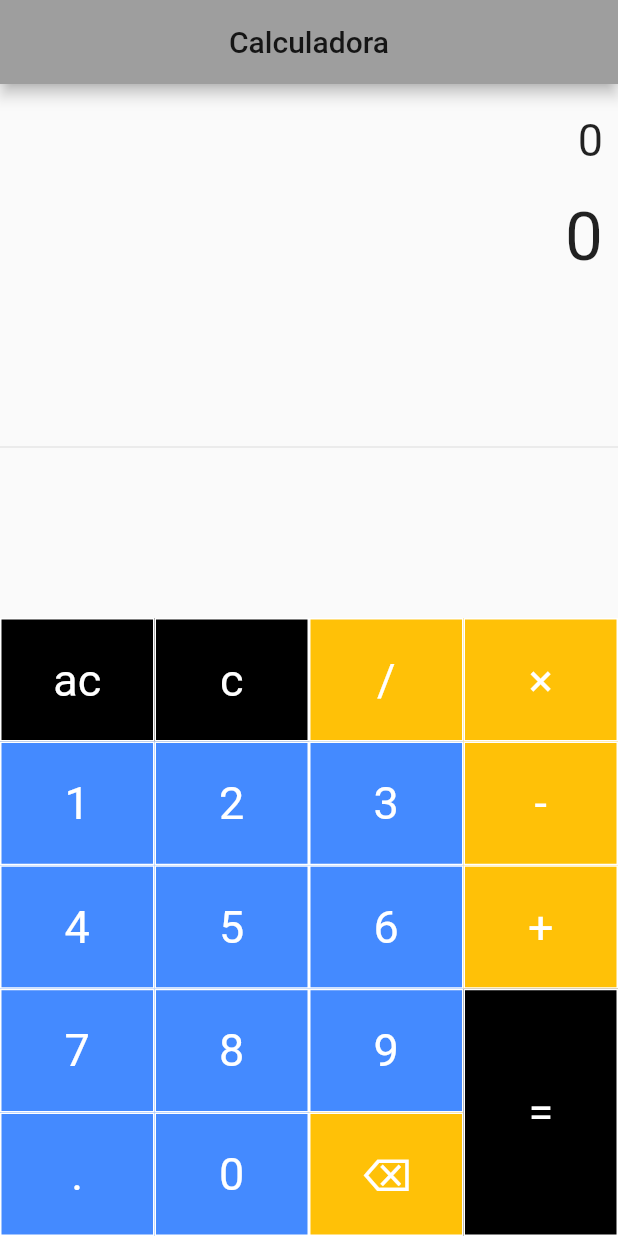
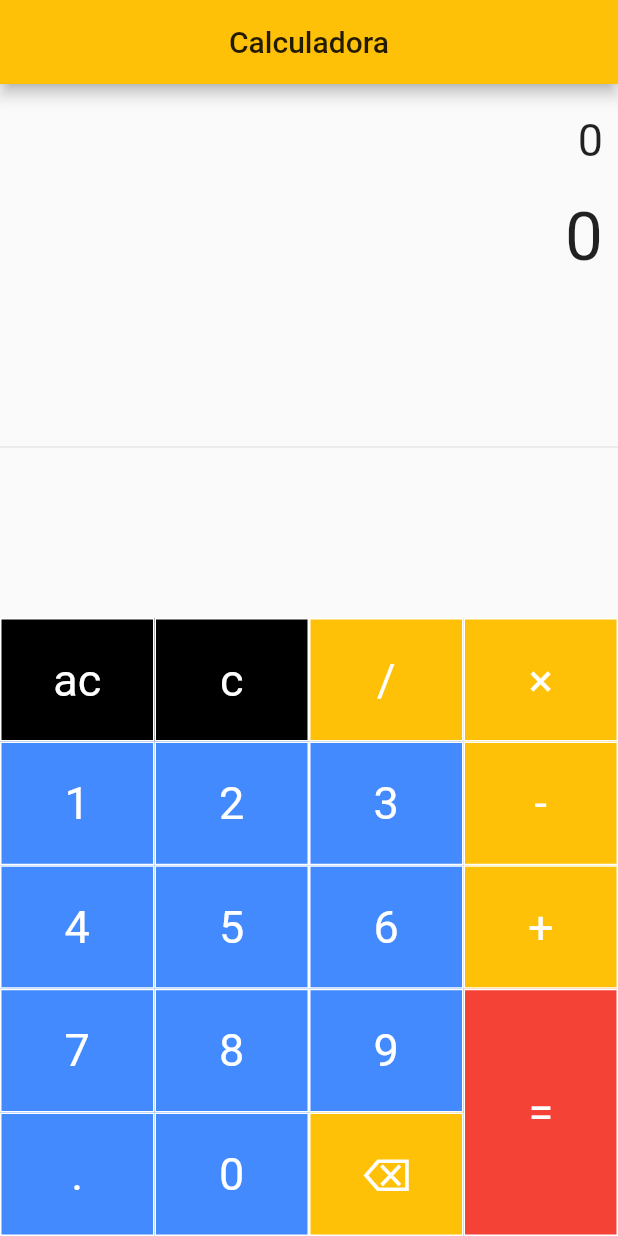
Before and after one commit to oderman/calculadoraFlutter, a Flutter app: the screen it shows after launch, on a phone screen of 412 x 824 dp. Run offline on Flutter 3.47's test engine with Material 2 defaults, Android fonts, the phone set to English and light mode, and no system bars; our stand-ins replace math_expressions.

Commit message:
Tercer commit

```diff
--- a/lib/main.dart
+++ b/lib/main.dart
@@ -11,7 +11,7 @@ class Calc extends StatelessWidget {
     return MaterialApp(
       debugShowCheckedModeBanner: false,
       title: 'Calculadora',
-      theme: ThemeData(primarySwatch: Colors.grey),
+      theme: ThemeData(primarySwatch: Colors.amber),
       home: CalculatorFull(),
     );
   }
@@ -199,7 +199,7 @@ class _CalculatorFullState extends State<CalculatorFull> {
                     ),
                     TableRow(
                       children: [
-                        buildButton('=', 2, Colors.black),
+                        buildButton('=', 2, Colors.red),
                       ],
                     ),
                   ],
```
